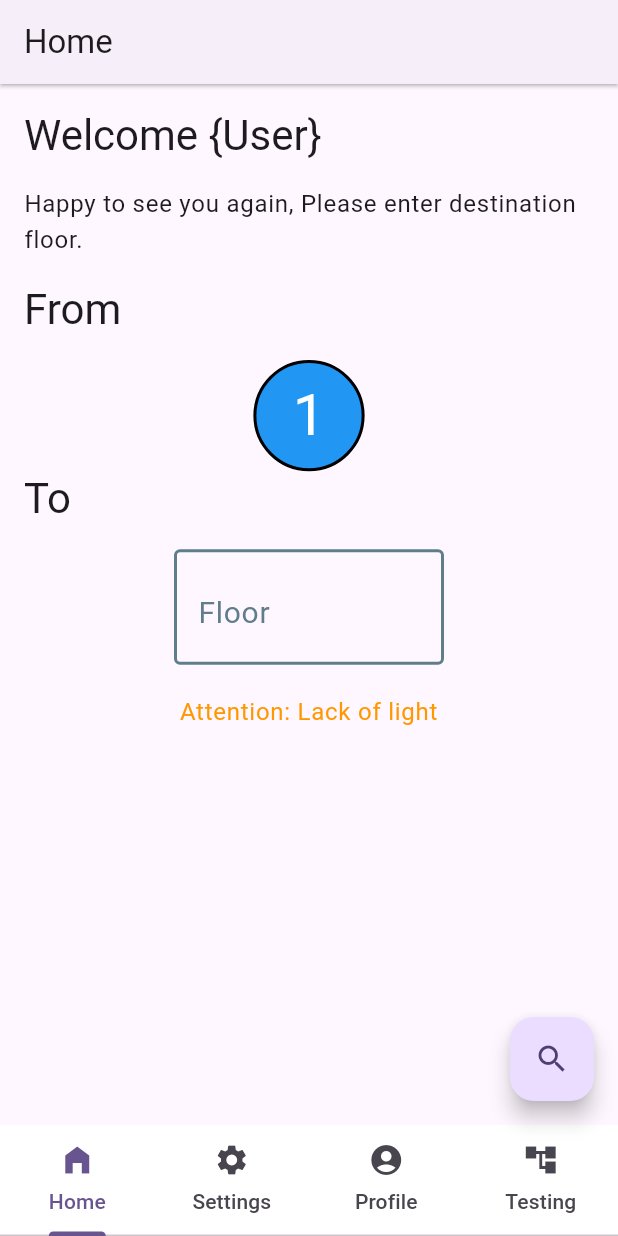
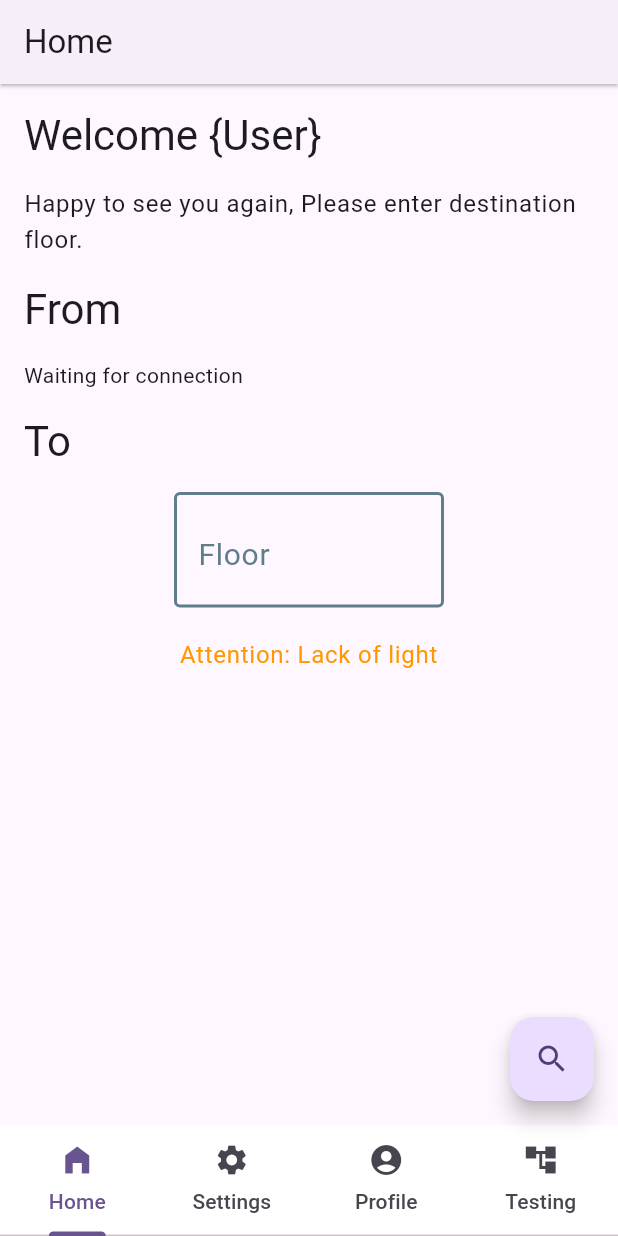
Before and after one commit to ankoosh544/sofia_develop, a Flutter app: the screen it shows after launch, after a tap on the "search" icon, on a phone screen of 412 x 824 dp. Run offline on Flutter 3.47's test engine with Material 2 defaults, Android fonts, the light colour scheme and no system bars; drawn by our look-alikes of flutter_animate; our stand-ins replace floor, flutter_blue_plus, flutter_secure_storage, permission_handler, rxdart, sqflite; accounts and stored records are empty; generated files the repository leaves out were written again.

Commit message:
home page updated with floor number and connection logic improved

```diff
--- a/sofia_app/lib/configs/constants.dart
+++ b/sofia_app/lib/configs/constants.dart
@@ -1,6 +1,6 @@
 import 'package:flutter_blue_plus/flutter_blue_plus.dart';
 
-const bool showTestingMenu = true;
+const bool isTestingMode = true;
 const bool isServiceGuid = true;
 final List<Guid> serviceGuids = [
   Guid('6c962546-6011-4e1b-9d8c-05027adb3a01'), // FLOOR_SERVICE_GUID
--- a/sofia_app/lib/providers/ble_provider.dart
+++ b/sofia_app/lib/providers/ble_provider.dart
@@ -41,22 +41,24 @@ class BleProvider extends ChangeNotifier {
                 (current, next) => current.rssi > next.rssi ? current : next)
             .device;
 
-        final connectionState = await nearestDevice.connectionState.first;
-        switch (connectionState) {
-          case BluetoothConnectionState.disconnected:
-          case BluetoothConnectionState.connecting:
-          case BluetoothConnectionState.disconnecting:
+        // final connectionState = await nearestDevice.connectionState.first;
+        // switch (connectionState) {
+        //   case BluetoothConnectionState.disconnected:
+        //   case BluetoothConnectionState.connecting:
+        //   case BluetoothConnectionState.disconnecting:
+        //   //log('Device connected ----------->>  ${nearestDevice.remoteId.str}');
+        //   // break;
+        //   case BluetoothConnectionState.connected:
+        //     await nearestDevice.connect();
+        //     log('Device already connected-------->> ${nearestDevice.remoteId.str}');
+        //     break;
+        // }
         await nearestDevice.connect();
         log('Device connected ----------->>  ${nearestDevice.remoteId.str}');
-            break;
-          case BluetoothConnectionState.connected:
-            log('Device already connected-------->> ${nearestDevice.remoteId.str}');
-            break;
-        }
         await nearestDevice.discoverServices();
         removedAllConnectedDevice();
-        readCharacteristic();
       }
+      await readCharacteristic();
     });
   }
 
@@ -93,7 +95,10 @@ class BleProvider extends ChangeNotifier {
     });
   }
 
-  Future readCharacteristic() async {
+  Future<void> readCharacteristic() async {
+    try {
+      final connectionState = await nearestDevice.connectionState.first;
+      if (connectionState == BluetoothConnectionState.connected) {
         nearestDevice.servicesStream.listen((services) async {
           if (services.isNotEmpty) {
             for (var service in services) {
@@ -105,19 +110,17 @@ class BleProvider extends ChangeNotifier {
                             .toUpperCase()
                             .substring(4, 8) ==
                         '2A00') {
-                  await characteristic.read();
-                  print(
-                      'PSK last value: ${String.fromCharCodes(characteristic.lastValue)}');
+                      final data = await characteristic.read();
+                      print('PSK last value: ${String.fromCharCodes(data)}');
 
                       final myDevice = BluetoothDevice.fromId(
                         nearestDevice.remoteId.str,
-                    localName: String.fromCharCodes(characteristic.lastValue),
+                        localName:
+                            String.fromCharCodes(characteristic.lastValue),
                         type: nearestDevice.type,
                       );
                       print(myDevice.toString());
-                  if (!_connectedDevice.value.contains(myDevice)) {
-                    _getConnectedDevice(myDevice);
-                  }
+                      setConnectedDevice(myDevice);
                     }
                   }
                 }
@@ -125,6 +128,10 @@ class BleProvider extends ChangeNotifier {
             }
           }
         });
+      }
+    } catch (e) {
+      log(e.toString());
+    }
   }
 
   // void periodicScan() => _subscription =
@@ -155,9 +162,13 @@ class BleProvider extends ChangeNotifier {
 
   void setIsScanning(bool value) => _isScanning.add(value);
 
-  void _getConnectedDevice(BluetoothDevice device) {
+  void setConnectedDevice(BluetoothDevice device) {
     _connectedDevice.value.clear();
     _connectedDevice.add([device]);
+  }
+
+  void clearConnectedDevice() {
+    _connectedDevice.value.clear();
   }
 
   void clearSubscription() {
--- a/sofia_app/lib/providers/registration_provider.dart
+++ b/sofia_app/lib/providers/registration_provider.dart
@@ -108,7 +108,7 @@ class RegistrationProvider with ChangeNotifier {
   }
 
   bool _isValidEmail(String email) {
-    final emailRegex = r'^[\w-]+(\.[\w-]+)*@([\w-]+\.)+[a-zA-Z]{2,7}$';
+    const emailRegex = r'^[\w-]+(\.[\w-]+)*@([\w-]+\.)+[a-zA-Z]{2,7}$';
     final regex = RegExp(emailRegex);
     return regex.hasMatch(email);
   }
--- a/sofia_app/lib/screens/home/device_connected.dart
+++ b/sofia_app/lib/screens/home/device_connected.dart
@@ -1,6 +1,7 @@
 import 'dart:developer';
 
 import 'package:flutter/material.dart';
+import 'package:flutter_animate/flutter_animate.dart';
 import 'package:flutter_blue_plus/flutter_blue_plus.dart';
 import 'package:provider/provider.dart';
 import 'package:sofia_app/configs/index.dart';
@@ -9,13 +10,22 @@ import 'package:sofia_app/providers/index.dart';
 import 'device_screen.dart';
 
 class DeviceConnected extends StatelessWidget {
-  const DeviceConnected({Key? key});
+  const DeviceConnected({super.key});
+
+  int getFloorNumber(String inputString) {
+    final RegExp regex = RegExp(r'\d+');
+    final Match? match = regex.firstMatch(inputString);
+    if (match != null) {
+      final String numberAsString = match.group(0)!;
+      return int.parse(numberAsString);
+    }
+
+    // Return a default value (e.g., 0) if no numeric portion is found in the string.
+    return 0;
+  }
 
   @override
   Widget build(BuildContext context) {
-    final bleProvider = context.read<BleProvider>();
-    final scanResults = bleProvider.scanResult;
-
     return Scaffold(
       appBar: AppBar(
         title: const Text(tabHome),
@@ -50,24 +60,54 @@ class DeviceConnected extends StatelessWidget {
             const SizedBox(
               height: size_16,
             ),
-            Container(
+            StreamBuilder<List<BluetoothDevice>>(
+              stream: context.read<BleProvider>().connectedDeviceStream,
+              initialData: const [],
+              builder: (context, snapshot) {
+                if (snapshot.hasData && snapshot.data!.isNotEmpty) {
+                  final device = snapshot.data!.first;
+
+                  return StreamBuilder<BluetoothConnectionState>(
+                    stream: device.connectionState,
+                    initialData: BluetoothConnectionState.disconnected,
+                    builder: (c, snapshot) {
+                      if (snapshot.data == BluetoothConnectionState.connected) {
+                        return Container(
                           width: MediaQuery.sizeOf(context).height * .09,
                           height: MediaQuery.sizeOf(context).height * .09,
                           decoration: BoxDecoration(
-                border: Border.all(width: 2),
+                            border: Border.all(width: 2, color: Colors.green),
                             shape: BoxShape.circle,
                             color: Colors.blue,
                           ),
-              child: const Column(
+                          child: Column(
                             crossAxisAlignment: CrossAxisAlignment.center,
                             mainAxisAlignment: MainAxisAlignment.center,
-                children: <Widget>[
-                  Text(
-                    '1',
-                    style: TextStyle(fontSize: 38, color: Colors.white),
+                            children: [
+                              Animate(
+                                effects: const [FadeEffect(), ScaleEffect()],
+                                child: Text(
+                                  getFloorNumber(device.localName).toString(),
+                                  style: const TextStyle(
+                                      fontSize: 38, color: Colors.white),
                                 ),
+                              )
                             ],
                           ),
+                        );
+                      } else {
+                        context.read<BleProvider>().clearConnectedDevice();
+                        return const ConnectionInProgress();
+                      }
+                    },
+                  );
+                } else {
+                  return const ConnectionInProgress();
+                }
+              },
+            ),
+            const SizedBox(
+              height: size_16,
             ),
             Text(
               sourceTo,
@@ -105,6 +145,7 @@ class DeviceConnected extends StatelessWidget {
                   .bodyLarge
                   ?.copyWith(color: Colors.orange),
             ),
+            if (isTestingMode)
               StreamBuilder<List<BluetoothDevice>>(
                 stream: context.read<BleProvider>().connectedDeviceStream,
                 initialData: const [],
@@ -112,8 +153,9 @@ class DeviceConnected extends StatelessWidget {
                   return Column(
                     children: snapshot.data!.map((device) {
                       log('Psk : ${device.toString()}');
+                      int floor_number = getFloorNumber(device.localName);
                       return ListTile(
-                      title: Text(device.localName),
+                        title: Text(floor_number.toString()),
                         subtitle: Text(device.remoteId.toString()),
                         trailing: StreamBuilder<BluetoothConnectionState>(
                           stream: device.connectionState,
@@ -145,3 +187,15 @@ class DeviceConnected extends StatelessWidget {
     );
   }
 }
+
+class ConnectionInProgress extends StatelessWidget {
+  const ConnectionInProgress({super.key});
+
+  @override
+  Widget build(BuildContext context) {
+    return Animate(
+      effects: const [FadeEffect(), ScaleEffect()],
+      child: const Text('Waiting for connection'),
+    );
+  }
+}
--- a/sofia_app/lib/screens/home/home_screen.dart
+++ b/sofia_app/lib/screens/home/home_screen.dart
@@ -47,7 +47,7 @@ class HomeScreen extends StatelessWidget {
                   const Icon(Icons.account_circle_rounded),
                   titles[2],
                 ),
-                if (showTestingMenu)
+                if (isTestingMode)
                   _buildTab(
                     const Icon(Icons.account_tree),
                     titles[3],
@@ -66,7 +66,7 @@ class HomeScreen extends StatelessWidget {
                 create: (_) => ProfileProvider(userDao, authProvider),
                 child: ProfileScreen(),
               ),
-              if (showTestingMenu) const TestingScreen(),
+              if (isTestingMode) const TestingScreen(),
             ],
           ),
           floatingActionButton: StreamBuilder<bool>(
```
Lines whose indentation alone changed are shown as unchanged.
